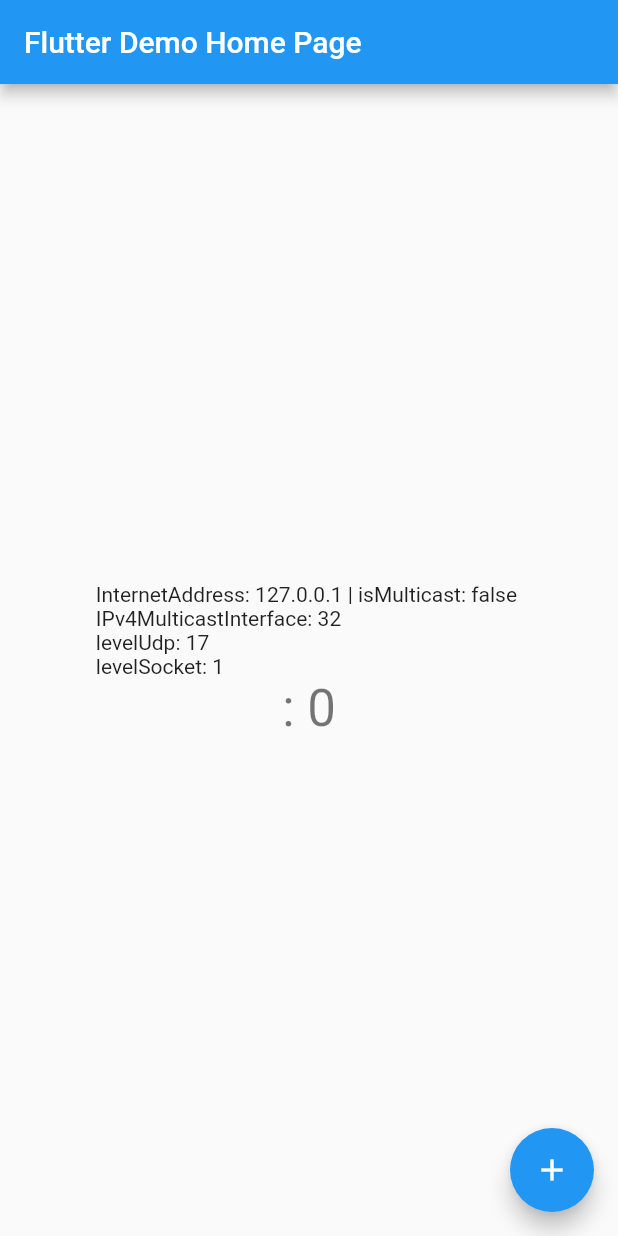
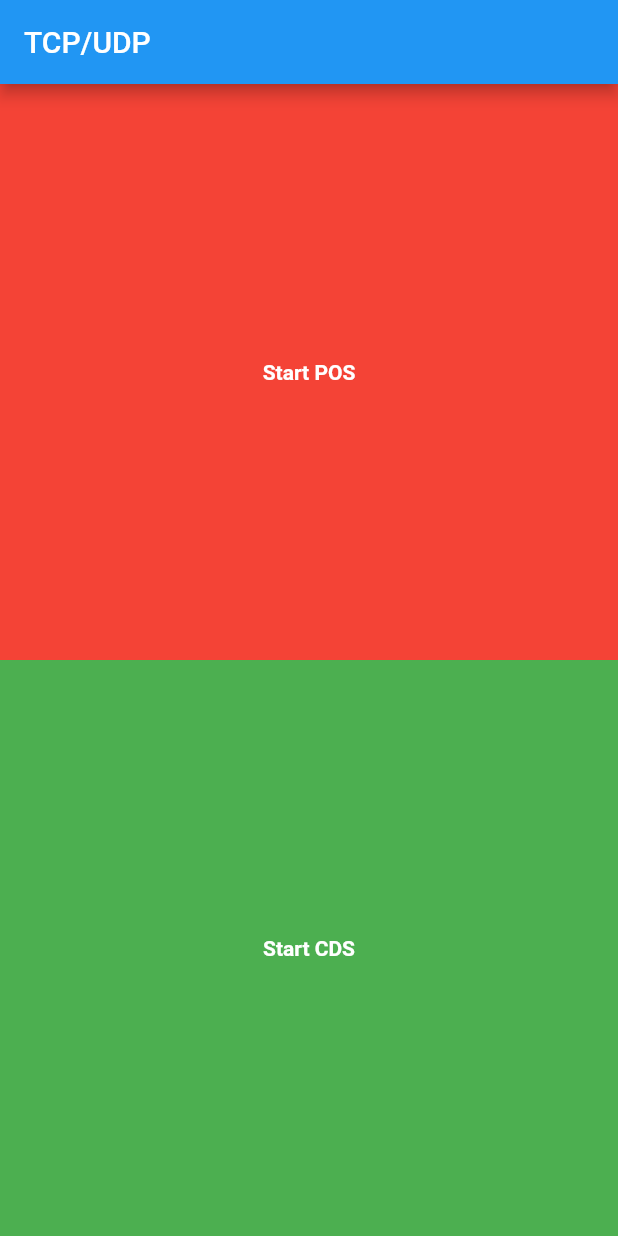
Before and after one commit to VNAPNIC/UDP-TCP-Flutter, a Flutter app: the screen it shows after launch, on a phone screen of 412 x 824 dp. Run offline on Flutter 3.47's test engine with Material 2 defaults, Android fonts, the phone set to English and light mode, and no system bars.

Commit message:
create demo UDP

```diff
--- a/lib/main.dart
+++ b/lib/main.dart
@@ -1,23 +1,20 @@
+import 'dart:convert';
 import 'dart:io';
 
 import 'package:flutter/material.dart';
-import 'package:flutter_app/tcp/tcp_test.dart';
-//import 'package:flutter_app/udp.dart';
-//import 'package:flutter_app/udp/udp_test.dart';
+import 'package:flutter/services.dart';
+import 'package:flutter_app/pos_widget.dart';
+import 'package:flutter_app/udp/udp_test.dart';
 
-//P2PClient client = P2PClient();
+import 'cds_widget.dart';
 
-main() async{
-//  start_server();
-//  start_client(8001);
-//  start_broadcast_client(8003);
-//  start_multicast_server();
-  start_server();
+main() async {
   runApp(MyApp());
 }
 
+enum Permission { NODE, POS, CDS }
+
 class MyApp extends StatelessWidget {
-  // This widget is the root of your application.
   @override
   Widget build(BuildContext context) {
     return MaterialApp(
@@ -26,7 +23,7 @@ class MyApp extends StatelessWidget {
         primarySwatch: Colors.blue,
         visualDensity: VisualDensity.adaptivePlatformDensity,
       ),
-      home: MyHomePage(title: 'Flutter Demo Home Page'),
+      home: MyHomePage(title: 'TCP/UDP'),
     );
   }
 }
@@ -40,27 +37,51 @@ class MyHomePage extends StatefulWidget {
 }
 
 class _MyHomePageState extends State<MyHomePage> {
-  int _counter = 0;
-  String data = '';
+  Permission permission = Permission.NODE;
 
-  @override
-  void initState() {
-    super.initState();
-//    client.connect();
-//
-//    client.addEventListener('event', (data) {
-//      setState(() {
-//        this.data = data;
-//        _counter++;
-//      });
-//    });
+  void _selectPermission(Permission permission) {
+    setState(() {
+      this.permission = permission;
+    });
   }
 
-  void _incrementCounter() {
-//    client.send(InternetAddress.loopbackIPv4.address, client.udpRecvPort, '${InternetAddress.loopbackIPv4.address}');
-//    setState(() {});
-//    start_multicast_client(8002);
-  start_client();
+  Widget content() {
+    if (permission == Permission.POS) {
+      return POSWidget();
+    } else if (permission == Permission.CDS) {
+      return CDSWidget();
+    } else {
+      return Column(
+        children: <Widget>[
+          Expanded(
+              child: GestureDetector(
+            child: Container(
+                color: Colors.red,
+                child: Center(
+                    child: Text(
+                  'Start POS',
+                  style: TextStyle(color: Colors.white,fontWeight: FontWeight.bold),
+                ))),
+            onTap: () {
+              _selectPermission(Permission.POS);
+            },
+          )),
+          Expanded(
+              child: GestureDetector(
+            child: Container(
+                color: Colors.green,
+                child: Center(
+                    child: Text(
+                  'Start CDS',
+                  style: TextStyle(color: Colors.white,fontWeight: FontWeight.bold),
+                ))),
+            onTap: () {
+              _selectPermission(Permission.CDS);
+            },
+          ))
+        ],
+      );
+    }
   }
 
   @override
@@ -70,26 +91,7 @@ class _MyHomePageState extends State<MyHomePage> {
         title: Text(widget.title),
       ),
       body: Center(
-        child: Column(
-          mainAxisAlignment: MainAxisAlignment.center,
-          children: <Widget>[
-            Text(
-              'InternetAddress: ${InternetAddress.loopbackIPv4.address} | isMulticast: ${InternetAddress.loopbackIPv4.isMulticast} \n'
-              'IPv4MulticastInterface: ${RawSocketOption.IPv4MulticastInterface} \n'
-              'levelUdp: ${RawSocketOption.levelUdp} \n'
-              'levelSocket: ${RawSocketOption.levelSocket}',
-            ),
-            Text(
-              '$data: $_counter',
-              style: Theme.of(context).textTheme.headline4,
-            ),
-          ],
-        ),
-      ),
-      floatingActionButton: FloatingActionButton(
-        onPressed: _incrementCounter,
-        tooltip: 'Increment',
-        child: Icon(Icons.add),
+        child: content(),
       ),
     );
   }
--- a/lib/tcp/tcp_test.dart
+++ b/lib/tcp/tcp_test.dart
@@ -2,7 +2,7 @@
 import 'dart:convert';
 import 'dart:io';
 
-start_server(){
+startServer(){
   ServerSocket.bind('127.0.0.1', 4041).then((serverSocket) {
     serverSocket.listen((socket) {
       socket.listen((s){
@@ -12,7 +12,7 @@ start_server(){
   });
 }
 
-start_client(){
+startClient(){
   Socket.connect('127.0.0.1', 4041).then((socket) {
     socket.write('Hello, World!');
   });
```
Also changed, not shown: lib/cds_widget.dart (added, +124 -0 lines), lib/pos_widget.dart (added, +93 -0 lines), lib/terminal_widget.dart (added, +28 -0 lines), lib/udp.dart (deleted, +0 -78 lines), lib/udp/udp_test.dart (+96 -42 lines).
